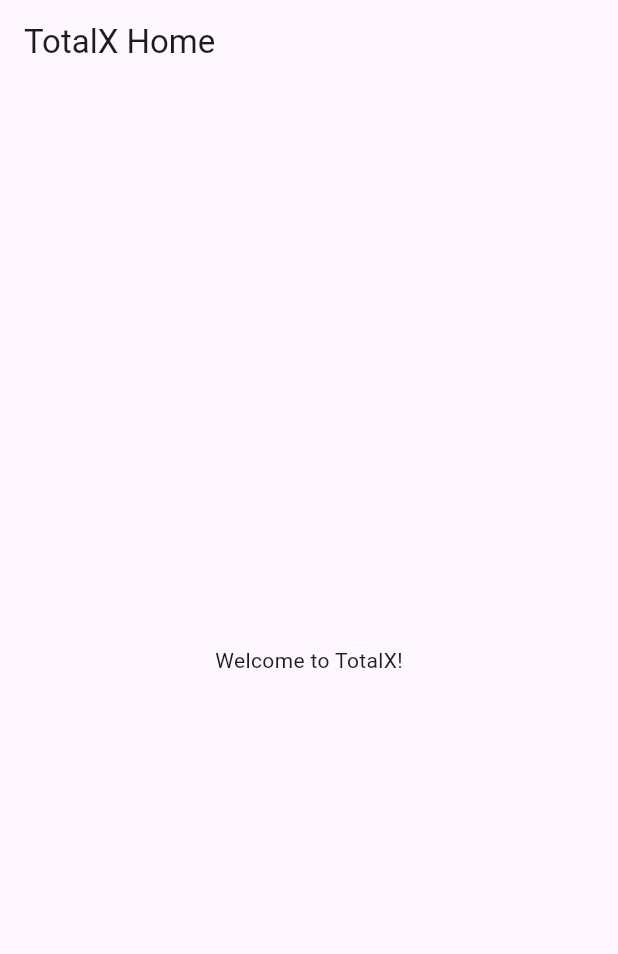
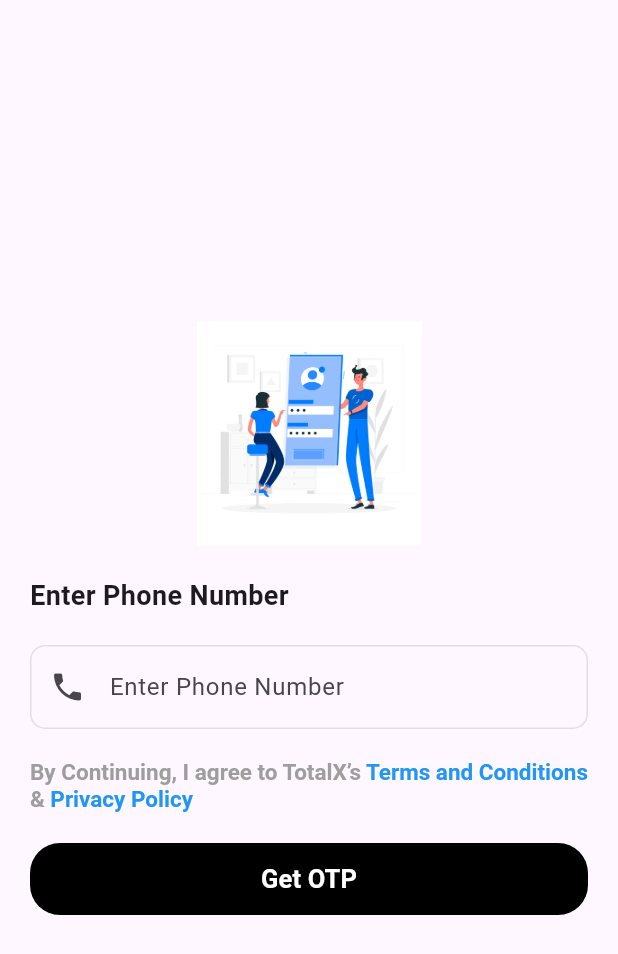
Before and after one commit to ebinantony98/ToatalX_app, a Flutter app: the screen it shows after launch, on a phone screen of 412 x 824 dp. Shown: the top 954 px of the screen. Run offline on Flutter 3.47's test engine with Material 3 defaults, Android fonts, the phone set to English and light mode, and no system bars.

Commit message:
login screen

```diff
--- a/lib/main.dart
+++ b/lib/main.dart
@@ -19,7 +19,6 @@ class MyApp extends StatelessWidget {
           useMaterial3: true,
         ),
         themeMode: ThemeMode.light,
-      home: SplashScreen()
-    );
+        home: SplashScreen());
   }
 }
--- /dev/null
+++ b/lib/view/auth/view/login_screen.dart
@@ -0,0 +1,113 @@
+import 'package:flutter/material.dart';
+import 'package:flutter/services.dart';
+
+class LoginScreen extends StatelessWidget {
+  const LoginScreen({super.key});
+
+  @override
+  Widget build(BuildContext context) {
+    return Scaffold(
+      body: Center(
+        child: Padding(
+          padding: const EdgeInsets.all(20.0),
+          child: Column(
+            mainAxisAlignment: MainAxisAlignment.center,
+            crossAxisAlignment: CrossAxisAlignment.start,
+            children: [
+              Center(
+                child: Image.asset(
+                  'assets/mobile.jpg',
+                  width: 150,
+                  height: 150,
+                ),
+              ),
+              const SizedBox(height: 20),
+              const Text(
+                'Enter Phone Number',
+                style: TextStyle(
+                  fontSize: 18,
+                  fontWeight: FontWeight.bold,
+                ),
+              ),
+              const SizedBox(height: 20),
+              Container(
+                width: MediaQuery.of(context).size.width,
+                decoration: BoxDecoration(
+                    borderRadius: BorderRadius.circular(10),
+                    border: Border.all(color: Colors.grey.shade300)),
+                child: TextFormField(
+                  keyboardType: TextInputType.phone,
+                  inputFormatters: [FilteringTextInputFormatter.digitsOnly],
+                  decoration: const InputDecoration(
+                    hintText: 'Enter Phone Number',
+                    border: InputBorder.none,
+                    contentPadding: EdgeInsets.all(15),
+                    prefixIcon: Icon(Icons.phone),
+                  ),
+                ),
+              ),
+              const SizedBox(height: 20),
+              RichText(
+                text: const TextSpan(
+                  style: TextStyle(
+                      fontSize: 15.0,
+                      color: Colors.grey,
+                      fontWeight: FontWeight.bold),
+                  children: <TextSpan>[
+                    TextSpan(
+                      text: 'By Continuing, I agree to TotalX’s ',
+                    ),
+                    TextSpan(
+                      text: 'Terms and Conditions',
+                      style: TextStyle(
+                        color: Colors.blue,
+                        // fontWeight: FontWeight.bold,
+                      ),
+                      // onTap: () {
+                      //   // Navigate to Terms and Conditions page
+                      // },
+                    ),
+                    TextSpan(
+                      text: ' & ',
+                    ),
+                    TextSpan(
+                      text: 'Privacy Policy',
+                      style: TextStyle(
+                        color: Colors.blue,
+                        // fontWeight: FontWeight.bold,
+                      ),
+                      // onTap: () {
+                      //   // Navigate to Privacy Policy page
+                      // },
+                    ),
+                  ],
+                ),
+              ),
+              const SizedBox(height: 20),
+              Container(
+                width: MediaQuery.of(context).size.width,
+                decoration: BoxDecoration(
+                  color: Colors.black,
+                  borderRadius: BorderRadius.circular(20),
+                ),
+                child: TextButton(
+                  onPressed: () {
+                    // Add logic to get OTP here
+                  },
+                  child: Text(
+                    'Get OTP',
+                    style: TextStyle(
+                      fontSize: 17,
+                      color: Colors.white,
+                      fontWeight: FontWeight.bold,
+                    ),
+                  ),
+                ),
+              )
+            ],
+          ),
+        ),
+      ),
+    );
+  }
+}
--- a/lib/view/splashscreen/splash_screen.dart
+++ b/lib/view/splashscreen/splash_screen.dart
@@ -1,4 +1,5 @@
 import 'package:flutter/material.dart';
+import 'package:toatlx_machine_test/view/auth/view/login_screen.dart';
 import 'dart:async';
 
 import 'package:toatlx_machine_test/view/homescreen/home_screen.dart';
@@ -15,7 +16,7 @@ class _SplashScreenState extends State<SplashScreen> {
     Timer(Duration(seconds: 3), () {
       Navigator.of(context).pushReplacement(
         MaterialPageRoute(
-          builder: (_) => HomeScreen(),
+          builder: (_) => LoginScreen(),
         ),
       );
     });
@@ -29,7 +30,6 @@ class _SplashScreenState extends State<SplashScreen> {
         child: Column(
           mainAxisAlignment: MainAxisAlignment.center,
           children: [
-            // You can replace this with your TotalX logo
             Image.asset(
               'assets/totalx_logo.png',
               width: 150,
--- a/pubspec.yaml
+++ b/pubspec.yaml
@@ -35,6 +35,8 @@ dependencies:
   # The following adds the Cupertino Icons font to your application.
   # Use with the CupertinoIcons class for iOS style icons.
   cupertino_icons: ^1.0.6
+  flutter_svg: ^2.0.10+1
+  provider: ^6.1.2
 
 dev_dependencies:
   flutter_test:
@@ -61,7 +63,7 @@ flutter:
   # To add assets to your application, add an assets section, like this:
   assets:
       - assets/totalx_logo.png
-  #   - images/a_dot_ham.jpeg
+      - assets/mobile.jpg
 
   # An image asset can refer to one or more resolution-specific "variants", see
   # https://flutter.dev/assets-and-images/#resolution-aware
```
Also changed, not shown: lib/view/homescreen/home_screen.dart (+51 -7 lines), lib/view/homescreen/models/user_model.dart (added, +7 -0 lines), assets/Rectangle 88.png (added), assets/mobile.jpg (added), lib/view/auth/view/otp_screen.dart (added), pubspec.lock. Lines whose indentation alone changed are shown as unchanged.
